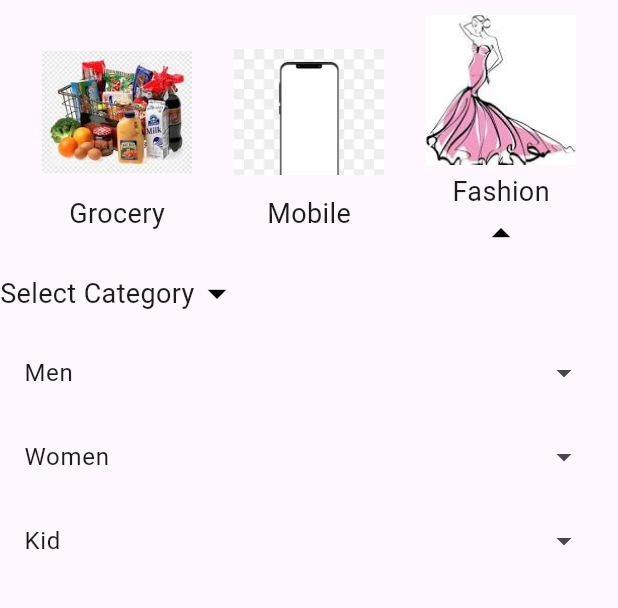
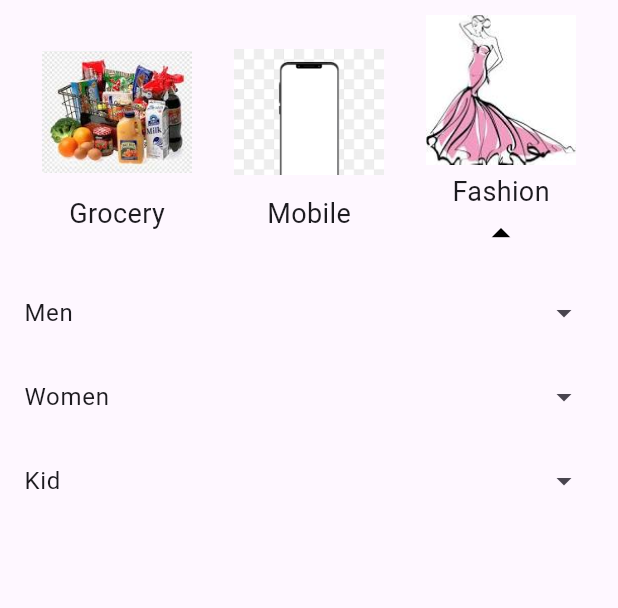
Before and after one commit to Anuj2656/test1, a Flutter app: the screen it shows after launch, after a tap on "Fashion", on a phone screen of 412 x 824 dp, the part 155-763 px from its top. Run offline on Flutter 3.47's test engine with Material 3 defaults, Android fonts, the phone set to English and light mode, and no system bars.

Commit message:
Initial commit

```diff
--- a/lib/fashiondropdown.dart
+++ b/lib/fashiondropdown.dart
@@ -23,29 +23,29 @@ class _FashionDropDownOptionsState extends State<FashionDropDownOptions> {
     return Column(
       crossAxisAlignment: CrossAxisAlignment.start,
       children: [
-        GestureDetector(
-          onTap: () {
-            setState(() {
-              showMenOptions = false;
-              showWomenOptions = false;
-              showKidOptions = false;
-            });
-          },
-          child: Row(
-            children: [
-              Text(
-                'Select Category',
-                style: TextStyle(fontSize: 18),
-              ),
-              Icon(
-                Icons.arrow_drop_down,
-                size: 30,
-                color: Colors.black,
-              ),
-            ],
-          ),
-        ),
-        SizedBox(height: 10),
+        // GestureDetector(
+        //   onTap: () {
+        //     setState(() {
+        //       showMenOptions = false;
+        //       showWomenOptions = false;
+        //       showKidOptions = false;
+        //     });
+        //   },
+        //   child: Row(
+        //     children: [
+        //       // Text(
+        //       //   'Select Category',
+        //       //   style: TextStyle(fontSize: 18),
+        //       // ),
+        //       // Icon(
+        //       //   Icons.arrow_drop_down,
+        //       //   size: 30,
+        //       //   color: Colors.black,
+        //       // ),
+        //     ],
+        //   ),
+        // ),
+        // SizedBox(height: 10),
         InkWell(
           onTap: () {
             setState(() {
```
